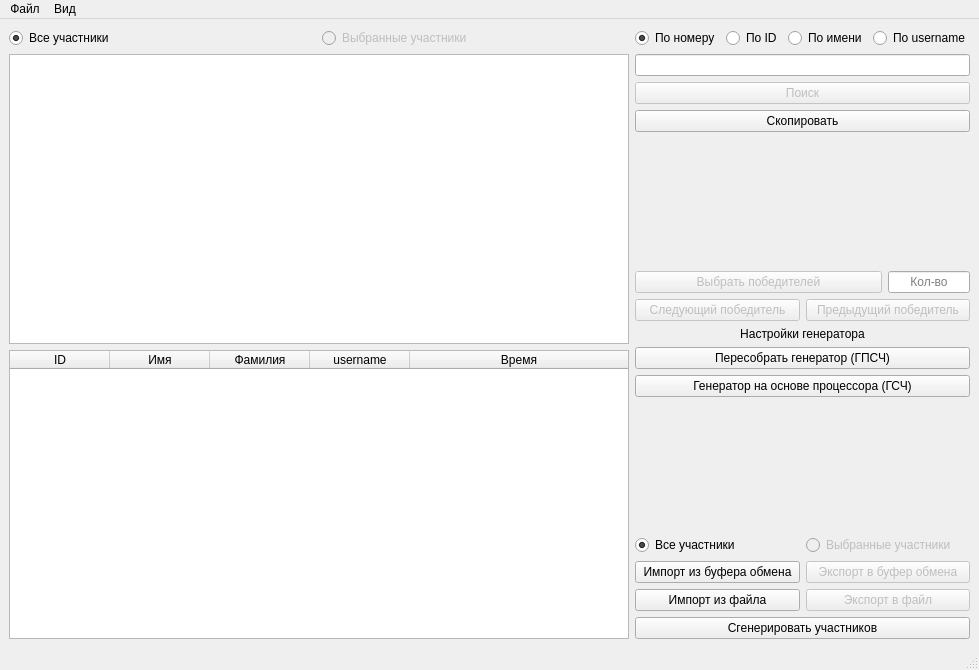
Above: src/mainwindow.ui from TeynKwod/Lottery-Engine before the change. Below: the same form after it.
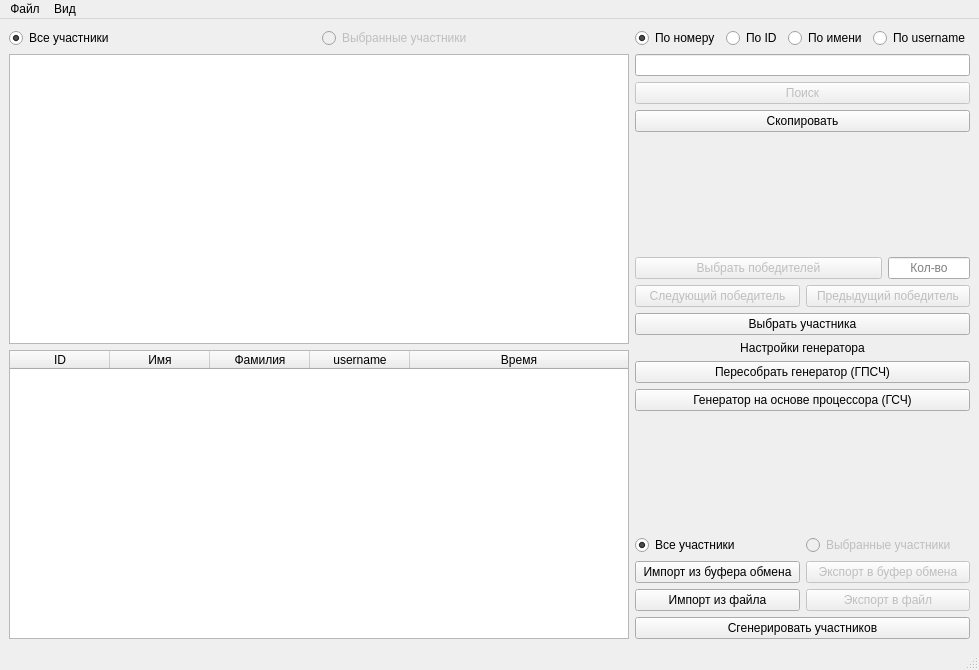
That is the form after the change.

What changed in the file:
```diff
--- a/src/mainwindow.ui
+++ b/src/mainwindow.ui
@@ -284,6 +284,13 @@
         </item>
        </layout>
       </item>
+      <item>
+       <widget class="QPushButton" name="btn_add_part">
+        <property name="text">
+         <string>Выбрать участника</string>
+        </property>
+       </widget>
+      </item>
       <item>
        <layout class="QVBoxLayout" name="verticalLayout_2">
         <item>
```
Left out of the diff: 38 changed lines with no effect on the pictures.
